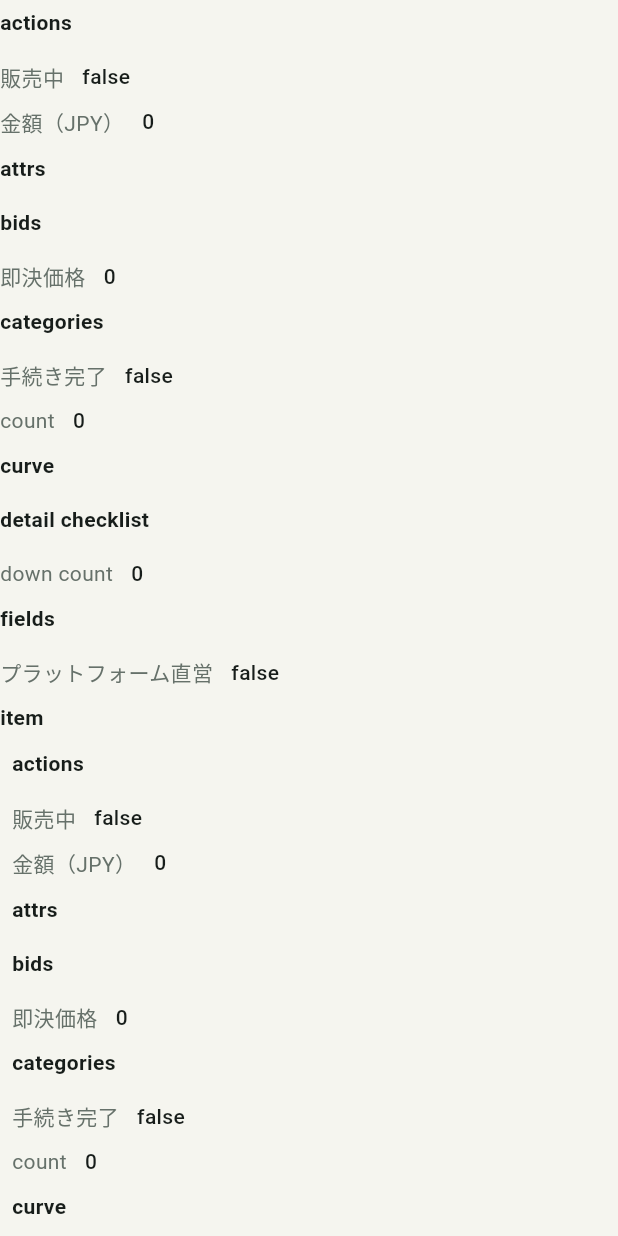
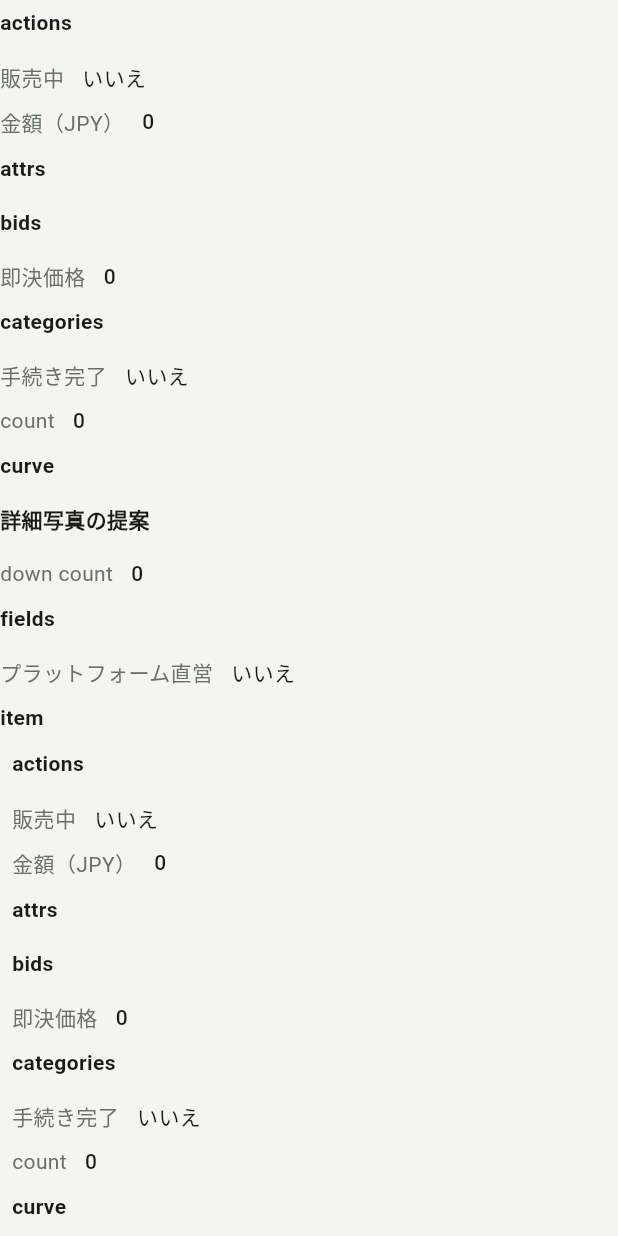
Before and after one commit to zhanzonggeng123456-ai/yuno-life-shop, a Flutter app: what infoData() shows on an empty page, opened directly, on a phone screen of 412 x 824 dp. Run offline on Flutter 3.47's test engine with Material 3 defaults, Android fonts, the phone set to English and light mode, and no system bars; our stand-ins replace flutter_secure_storage, image_picker, shared_preferences; accounts and stored records are empty.

Commit message:
fix: localize appraisal values and repair acceptance server startup

```diff
--- a/mobile/lib/labels.dart
+++ b/mobile/lib/labels.dart
@@ -8,6 +8,66 @@ String label(String key) {
 }
 
 const words = <String, List<String>>{
+  'material': ['材质（推测）', '素材（推測）'],
+  'condition_basis': ['成色依据', '状態評価の根拠'],
+  'category_confidence': ['分类置信度', '分類の確信度'],
+  'guess_note_zh': ['识别说明', '認識の説明'],
+  'guess_note_ja': ['识别说明', '認識の説明'],
+  'note_zh': ['说明', '説明'],
+  'note_ja': ['说明', '説明'],
+  'basis_zh': ['依据', '根拠'],
+  'basis_ja': ['依据', '根拠'],
+  'disclaimer_zh': ['估价说明', '査定の注意事項'],
+  'disclaimer_ja': ['估价说明', '査定の注意事項'],
+  'verdict': ['真伪倾向（AI 推测）', '真贋の傾向（AI 推測）'],
+  'verdict_zh': ['真伪倾向（AI 推测）', '真贋の傾向（AI 推測）'],
+  'likely_genuine': ['倾向正品（AI 推测，须人工确认）', '正規品の傾向（AI 推測・人の確認が必要）'],
+  'suspect': ['存在可疑特征（AI 推测）', '疑わしい特徴（AI 推測）'],
+  'is_guess': ['属于推测', '推測です'],
+  'is_determination': ['属于确定结论', '確定的な結論です'],
+  'detail_insufficient': ['细节照片不足', '詳細写真が不足'],
+  'detail_note': ['细节建议', '詳細の提案'],
+  'detail_checklist': ['细节拍摄建议', '詳細写真の提案'],
+  'model_unconfirmed': ['型号尚未确认，暂无可靠报价', '型番未確認・信頼できる査定額なし'],
+  'no_samples': ['暂无同型号市场样本', '同型番の市場サンプルなし'],
+  'no_market_samples': ['暂无同型号市场样本', '同型番の市場サンプルなし'],
+  'heuristic': ['启发式推算参考', 'ヒューリスティックによる参考推定'],
+  'unreachable': ['来源不可达', 'データ元に接続不可'],
+  'timed_out': ['来源超时', 'データ元がタイムアウト'],
+  'cached': ['缓存样本', 'キャッシュ済みサンプル'],
+  'ok': ['查询成功', '取得成功'],
+  'empty': ['暂无样本', 'サンプルなし'],
+  'red_flags': ['风险特征', 'リスクの特徴'],
+  '表盘': ['表盘', '文字盤'],
+  '表背机芯': ['表背机芯', '裏蓋・ムーブメント'],
+  '刻字': ['刻字', '刻印'],
+  '序列号': ['序列号', 'シリアル番号'],
+  '表扣': ['表扣', 'バックル'],
+  '表带': ['表带', 'ベルト'],
+  '盒证': ['盒证', '箱・保証書'],
+  '正面': ['正面', '表面'],
+  '背面': ['背面', '裏面'],
+  '边缘': ['边缘', '縁'],
+  '铭文/年份': ['铭文/年份', '銘文・年号'],
+  '评级封装': ['评级封装', '鑑定ケース'],
+  '证书': ['证书', '証明書'],
+  '整体': ['整体', '全体'],
+  '落款/款识': ['落款/款识', '署名・銘'],
+  '底部/胎釉': ['底部/胎釉', '底部・釉薬'],
+  '细节纹饰': ['细节纹饰', '装飾の詳細'],
+  '来源凭证': ['来源凭证', '来歴の資料'],
+  '品牌标识/Logo': ['品牌标识/Logo', 'ブランドロゴ'],
+  '五金刻字': ['五金刻字', '金具の刻印'],
+  '序列号/内标': ['序列号/内标', 'シリアル・内タグ'],
+  '走线/材质细节': ['走线/材质细节', '縫製・素材の詳細'],
+  '盒证/购物凭证': ['盒证/购物凭证', '箱・購入証明'],
+  '盒装正面': ['盒装正面', '箱の正面'],
+  '本体正面': ['本体正面', '本体の正面'],
+  '本体背面': ['本体背面', '本体の背面'],
+  '版权标识/编号': ['版权标识/编号', '著作権表記・番号'],
+  '配件齐全情况': ['配件齐全情况', '付属品の有無'],
+  'regions': ['地区配置（JSON）', '地域設定（JSON）'],
+  'buyback_params': ['买断参数（JSON）', '買取パラメーター（JSON）'],
   'draft_photo_cover': ['设草稿照片为封面', '下書き写真を表紙に設定'],
   'draft_photo_replace': ['替换 / 重拍草稿照片', '下書き写真の差し替え・再撮影'],
   'max_photos': ['每件商品最多 10 张照片', '写真は商品ごとに10枚までです'],
@@ -34,7 +94,7 @@ const words = <String, List<String>>{
   'settings': ['业务设置', '業務設定'],
   'alerts': ['异常预警', '異常アラート'],
   'high-value': ['高价值复核', '高額商品審査'],
-  'suggestions': ['调价建议', '価格提案'],
+  'suggestions': ['建议', '提案'],
   'audit': ['审计日志', '監査ログ'],
   'expenses': ['经营费用', '経費'],
   'register': ['注册', '登録'],
--- a/mobile/lib/ui.dart
+++ b/mobile/lib/ui.dart
@@ -163,6 +163,26 @@ String errorText(Object error) {
   return tx('连接中断，请稍后重试', '接続が中断されました。再試行してください');
 }
 
+String displayValue(String key, dynamic value) {
+  if (value is bool) return value ? tx('是', 'はい') : tx('否', 'いいえ');
+  if (key.contains('confidence') && ['low', 'medium', 'high'].contains(value)) {
+    return {
+      'low': tx('低', '低'),
+      'medium': tx('中', '中'),
+      'high': tx('高', '高'),
+    }[value]!;
+  }
+  if (key == 'category_slug') {
+    final matches = (appState.config['categories'] as List? ?? []).where(
+      (c) => c['slug'] == value,
+    );
+    if (matches.isNotEmpty) return matches.first['name_${appState.language}'];
+  }
+  return words.containsKey(value.toString())
+      ? label(value.toString())
+      : value.toString();
+}
+
 Widget emptyState() => Padding(
   padding: const EdgeInsets.all(28),
   child: Column(
@@ -247,7 +267,7 @@ Widget infoData(dynamic data, {int depth = 0}) {
                         style: const TextStyle(color: Color(0xff66716a)),
                       ),
                       Text(
-                        label(entry.value.toString()),
+                        displayValue(entry.key.toString(), entry.value),
                         style: const TextStyle(fontWeight: FontWeight.w500),
                       ),
                     ],
@@ -268,7 +288,11 @@ Widget infoData(dynamic data, {int depth = 0}) {
       ],
     );
   }
-  return Text(label(data.toString()));
+  return Text(
+    words.containsKey(data.toString())
+        ? label(data.toString())
+        : data.toString(),
+  );
 }
 
 class ProductPhotos extends StatelessWidget {
```
Also changed, not shown: 1 other file.
